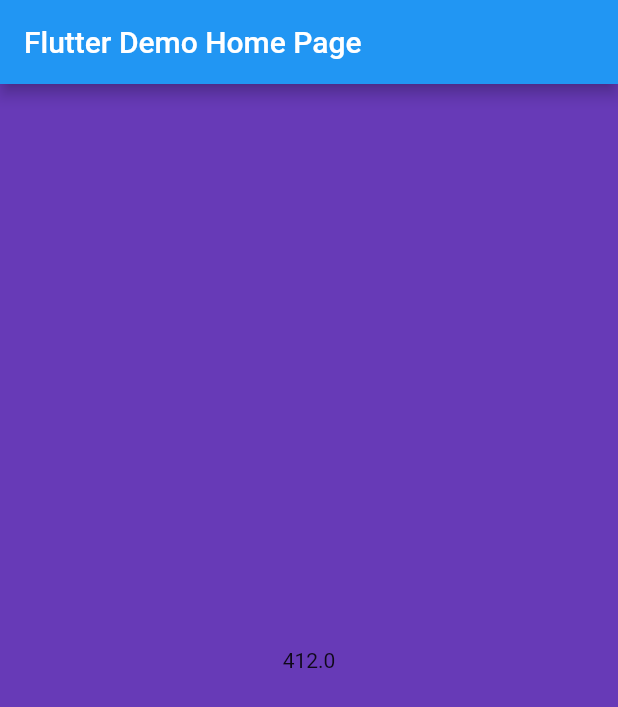
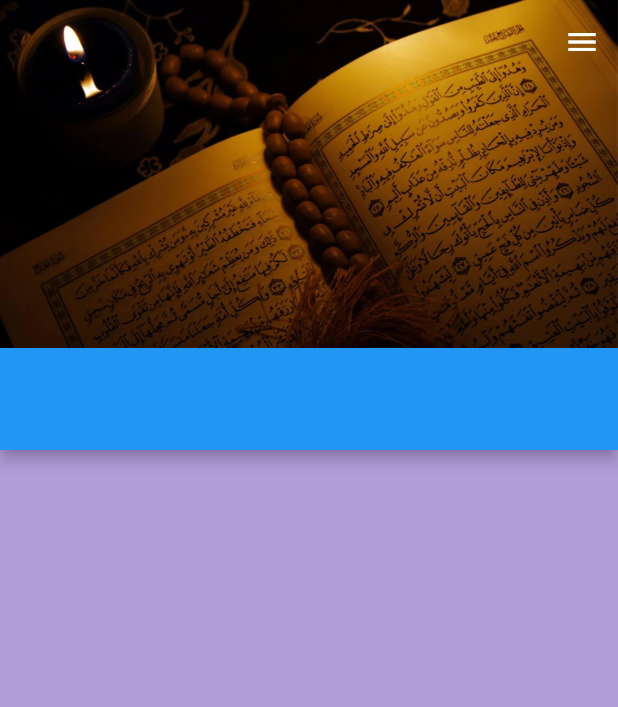
Before and after one commit to sohaibnomanahmed/webapp, a Flutter app: the screen it shows after launch, on a phone screen of 412 x 824 dp. Shown: the top 707 px of the screen. Run offline on Flutter 3.47's test engine with Material 2 defaults, Android fonts, the light colour scheme and no system bars.

Commit message:
Add responsive design with nav bar.

```diff
--- /dev/null
+++ b/lib/constants/constraints.dart
@@ -0,0 +1,4 @@
+// mobile, tablet and desktop screen sizes
+
+const mobileScreenSize = 768;
+const tabletScreenSize = 1366;
--- /dev/null
+++ b/lib/constants/styles.dart
@@ -0,0 +1,7 @@
+// colors
+
+import 'package:flutter/material.dart';
+
+const Color light = Color(0xFFF7F8FC);
+const Color lightGray = Color(0xFFA4A6B3);
+const Color darkGray = Color(0xFF363740);
--- a/lib/main.dart
+++ b/lib/main.dart
@@ -1,4 +1,8 @@
 import 'package:flutter/material.dart';
+import 'package:webapp/responsive/desktop_layout.dart';
+import 'package:webapp/responsive/mobile_layout.dart';
+import 'package:webapp/responsive/responsive_layout.dart';
+import 'package:webapp/top_nav_bar.dart';
 
 void main() {
   runApp(const MyApp());
@@ -15,40 +19,22 @@
       theme: ThemeData(
         primarySwatch: Colors.blue,
       ),
-      home: const MyHomePage(title: 'Flutter Demo Home Page'),
+      home: MyHomePage(),
     );
   }
 }
 
-class MyHomePage extends StatefulWidget {
-  const MyHomePage({Key? key, required this.title}) : super(key: key);
-
-  final String title;
-
-  @override
-  State<MyHomePage> createState() => _MyHomePageState();
-}
-
-class _MyHomePageState extends State<MyHomePage> {
-  int _counter = 0;
-
-  void _incrementCounter() {
-    setState(() {
-      _counter++;
-    });
-  }
+class MyHomePage extends StatelessWidget {
+  final GlobalKey<ScaffoldState> scaffoldKey = GlobalKey();
 
   @override
   Widget build(BuildContext context) {
     final width = MediaQuery.of(context).size.width;
     return Scaffold(
-      appBar: AppBar(
-        title: Text(widget.title),
-      ),
-      backgroundColor: width < 700 ? Colors.deepPurple : Colors.lightGreen,
-      body: Center(
-        child: Text(width.toString()),
-      ), // This trailing comma makes auto-formatting nicer for build methods.
+      key: scaffoldKey,
+      appBar: TopBar(),
+      endDrawer: ResponsiveLayout.isMobileLayout(context) ? Drawer() : null,
+      body: ResponsiveLayout(mobileLayout: MobileLayout(), desktopLayout: DesktopLayout(sideBar: Container(),)) // This trailing comma makes auto-formatting nicer for build methods.
     );
   }
 }
--- a/lib/responsive/desktop_layout.dart
+++ b/lib/responsive/desktop_layout.dart
@@ -0,0 +1,19 @@
+import 'package:flutter/material.dart';
+
+class DesktopLayout extends StatelessWidget {
+  final Widget sideBar;
+
+  const DesktopLayout({Key? key, required this.sideBar}) : super(key: key);
+
+  @override
+  Widget build(BuildContext context) {
+    return Row(
+      children: [
+        sideBar,
+        Container(
+         color: Colors.green,
+        ),
+      ],
+    );
+  }
+}
--- a/lib/responsive/mobile_layout.dart
+++ b/lib/responsive/mobile_layout.dart
@@ -0,0 +1,13 @@
+import 'package:flutter/material.dart';
+
+class MobileLayout extends StatelessWidget {
+
+  const MobileLayout({Key? key}) : super(key: key);
+
+  @override
+  Widget build(BuildContext context) {
+    return Container(
+      color: Colors.deepPurple[200],
+    );
+  }
+}
--- a/lib/responsive/responsive_layout.dart
+++ b/lib/responsive/responsive_layout.dart
@@ -1,21 +1,31 @@
 import 'package:flutter/material.dart';
+import 'package:webapp/constants/constraints.dart';
 
 class ResponsiveLayout extends StatelessWidget {
   final Widget mobileLayout;
-  //final Widget tabletLayout;
   final Widget desktopLayout;
+  final Widget? tabletLayout;
 
-  const ResponsiveLayout({
-    Key? key,
-    required this.mobileLayout,
-    required this.desktopLayout,
-  }) : super(key: key);
+  const ResponsiveLayout(
+      {Key? key,
+      required this.mobileLayout,
+      required this.desktopLayout,
+      this.tabletLayout})
+      : super(key: key);
+
+  static bool isMobileLayout(BuildContext context) => MediaQuery.of(context).size.width < mobileScreenSize;
+  static bool isTabletLayout(BuildContext context) => MediaQuery.of(context).size.width < tabletScreenSize;
+  static bool isDesktopLayout(BuildContext context) => MediaQuery.of(context).size.width > tabletScreenSize;
 
   @override
   Widget build(BuildContext context) {
     return LayoutBuilder(
-      builder: ((context, constraints) =>
-          constraints.maxWidth < 700 ? mobileLayout : desktopLayout),
+      builder: (context, constraints) =>
+          constraints.maxWidth < mobileScreenSize
+              ? mobileLayout
+              : constraints.maxWidth < tabletScreenSize
+                  ? tabletLayout ?? desktopLayout
+                  : desktopLayout
     );
   }
 }
--- /dev/null
+++ b/lib/routing/routes.dart
@@ -0,0 +1,13 @@
+const homePage = "Home";
+const coursesPage = "Courses";
+const testmonialPage = "Testmonial";
+const aboutPage = "About";
+const contactPage = "Contact";
+
+List navMenu = [
+  homePage,
+  coursesPage,
+  testmonialPage,
+  aboutPage,
+  contactPage
+];
--- /dev/null
+++ b/lib/top_nav_bar.dart
@@ -0,0 +1,24 @@
+import 'package:flutter/material.dart';
+import 'package:webapp/routing/routes.dart';
+
+import 'responsive/responsive_layout.dart';
+
+class TopBar extends StatelessWidget implements PreferredSizeWidget {
+  const TopBar({Key? key}) : super(key: key);
+
+  @override
+  Widget build(BuildContext context) {
+    return AppBar(
+      flexibleSpace: Image.asset('assets/1.jpg', fit: BoxFit.cover,),
+      actions: ResponsiveLayout.isMobileLayout(context)
+          ? null
+          : [
+              ...navMenu
+                  .map((e) => ElevatedButton(onPressed: () {}, child: Text(e)))
+            ],
+    );
+  }
+
+  @override
+  Size get preferredSize => const Size.fromHeight(300);
+}
--- a/pubspec.yaml
+++ b/pubspec.yaml
@@ -58,7 +58,8 @@
   uses-material-design: true
 
   # To add assets to your application, add an assets section, like this:
-  # assets:
+  assets:
+    - assets/1.jpg
   #   - images/a_dot_burr.jpeg
   #   - images/a_dot_ham.jpeg
 
```
Also changed, not shown: assets/1.jpg (added), assets/2.jpg (added), lib/responsive/constraints.dart (deleted).
